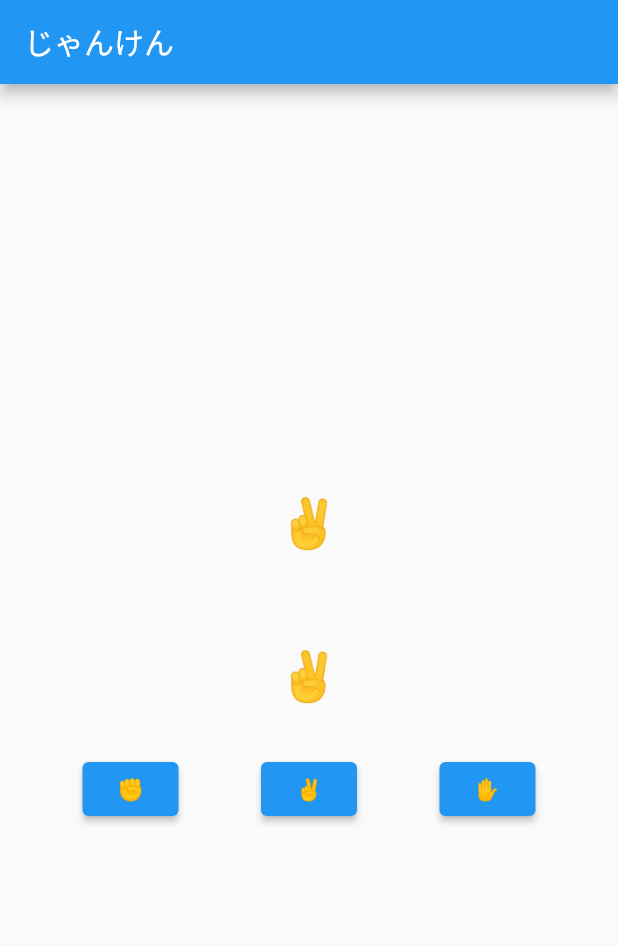
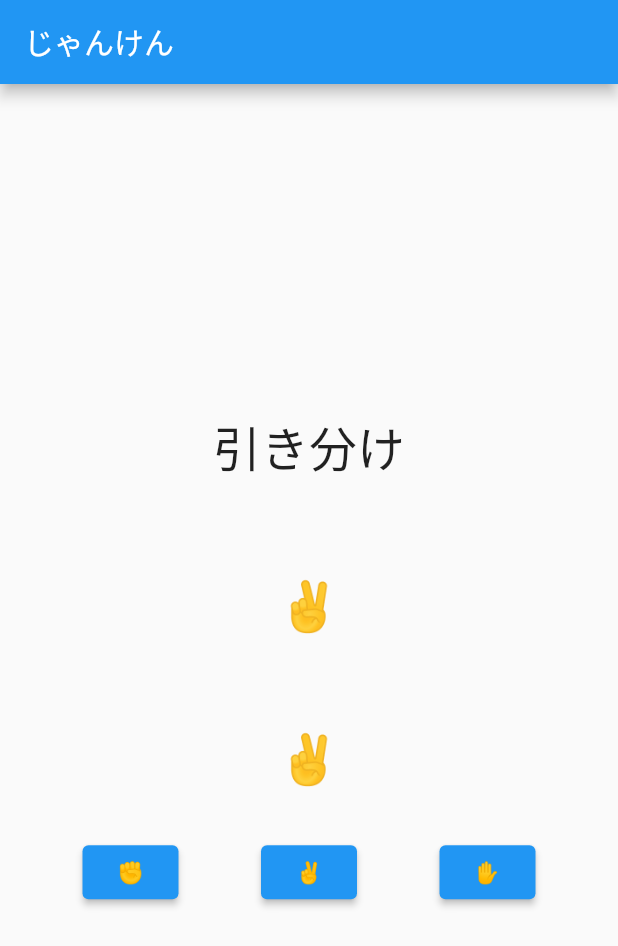
Before and after one commit to fukushimasurao/flutter_practioce_janken, a Flutter app: the screen it shows after launch, after a tap on "✌️", on a phone screen of 412 x 824 dp. Shown: the top 946 px of the screen. Run offline on Flutter 3.47's test engine with Material 2 defaults, Android fonts, the phone set to English and light mode, and no system bars.

Commit message:
結果の描写を記述

```diff
--- a/lib/main.dart
+++ b/lib/main.dart
@@ -27,17 +27,30 @@ class JankenPage extends StatefulWidget {
 class _JankenPageState extends State<JankenPage> {
   String myHand = '✊';
   String computerHand = '✊';
+  String result = '引き分け';
 
   void selectHands(String selectedHand) {
     myHand = selectedHand;
-
     generatedComputerHand();
+    getResult();
     setState(() {});
   }
 
   void generatedComputerHand() {
     final randomNumber = Random().nextInt(3);
     computerHand = randomNumberToHand(randomNumber);
+  }
+
+  void getResult() {
+    if (myHand == computerHand) {
+      result = '引き分け';
+    } else if (myHand == '✊' && computerHand == '✌️' ||
+        myHand == '✌️' && computerHand == '✋' ||
+        myHand == '✋' && computerHand == '✊') {
+      result = 'あなたの勝ち';
+    } else {
+      result = 'あなたの負け';
+    }
   }
 
   String randomNumberToHand(int randomNumber) {
@@ -63,6 +76,10 @@ class _JankenPageState extends State<JankenPage> {
         child: Column(
           mainAxisAlignment: MainAxisAlignment.center,
           children: [
+            Text(result, style: const TextStyle(fontSize: 32)),
+            const SizedBox(
+              height: 64,
+            ),
             Text(computerHand, style: const TextStyle(fontSize: 32)),
             const SizedBox(
               height: 64,
```
